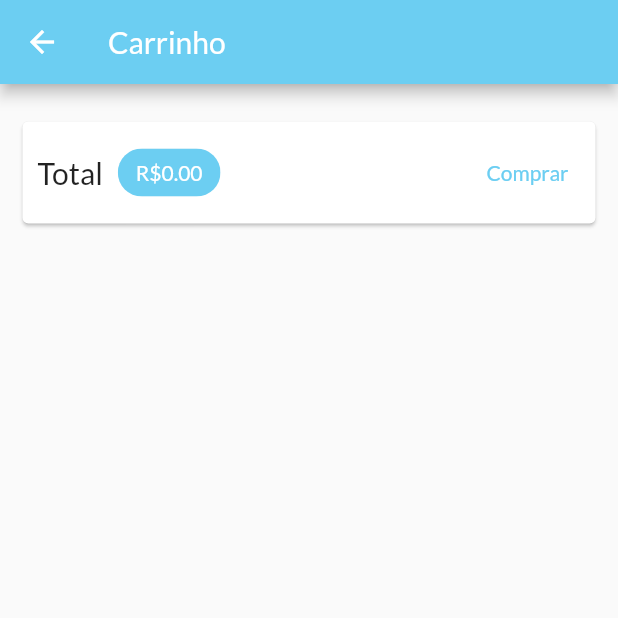
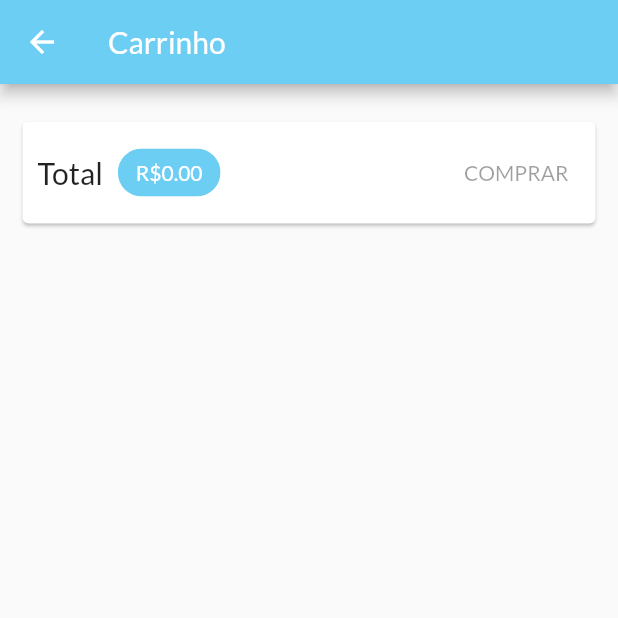
Before and after one commit to renansantos07/learning_flutter, a Flutter app: the CartPage screen opened by its route, on a phone screen of 412 x 824 dp, the top half of it. Run offline on Flutter 3.47's test engine with Material 2 defaults, Android fonts, the phone set to English and light mode, and no system bars; missing offline and left inert: dart:ffi; network calls fail.

```diff
--- /dev/null
+++ b/ryc_shop/lib/components/cart_button.dart
@@ -0,0 +1,41 @@
+import 'package:flutter/material.dart';
+import 'package:flutter/src/widgets/framework.dart';
+import 'package:flutter/src/widgets/placeholder.dart';
+import 'package:provider/provider.dart';
+import 'package:ryc_shop/models/cart.dart';
+import 'package:ryc_shop/models/order_list.dart';
+
+class CartButton extends StatefulWidget {
+  const CartButton({super.key, required this.cart});
+
+  final Cart cart;
+
+  @override
+  State<CartButton> createState() => _CartButtonState();
+}
+
+class _CartButtonState extends State<CartButton> {
+  bool _isLoading = false;
+
+  @override
+  Widget build(BuildContext context) {
+    return _isLoading
+        ? const LinearProgressIndicator()
+        : TextButton(
+            onPressed: widget.cart.itemsCount == 0
+                ? null
+                : () async {
+                    setState(() => _isLoading = true);
+
+                    await Provider.of<OrderList>(
+                      context,
+                      listen: false,
+                    ).addOrder(widget.cart);
+
+                    widget.cart.clear();
+                    setState(() => _isLoading = false);
+                  },
+            child: const Text('COMPRAR'),
+          );
+  }
+}
--- /dev/null
+++ b/ryc_shop/lib/exceptions/http_exception.dart
@@ -0,0 +1,14 @@
+class HttpException implements Exception {
+  final String msg;
+  final int statusCode;
+
+  HttpException({
+    required this.msg,
+    required this.statusCode,
+  });
+
+  @override
+  String toString() {
+    return msg;
+  }
+}
--- a/ryc_shop/lib/models/cart_item.dart
+++ b/ryc_shop/lib/models/cart_item.dart
@@ -3,7 +3,7 @@ class CartItem {
   final String productId;
   final String name;
   final int quantity;
-  final double price;
+  final num price;
 
   CartItem({
     required this.id,
--- a/ryc_shop/lib/pages/cart_page.dart
+++ b/ryc_shop/lib/pages/cart_page.dart
@@ -1,5 +1,6 @@
 import 'package:flutter/material.dart';
 import 'package:provider/provider.dart';
+import 'package:ryc_shop/components/cart_button.dart';
 import 'package:ryc_shop/components/cart_list_item.dart';
 import 'package:ryc_shop/models/cart.dart';
 import 'package:ryc_shop/models/order_list.dart';
@@ -40,17 +41,7 @@ class CartPage extends StatelessWidget {
                     ),
                   ),
                   const Spacer(),
-                  TextButton(
-                    onPressed: () {
-                      Provider.of<OrderList>(
-                        context,
-                        listen: false,
-                      ).addOrder(cart);
-
-                      cart.clear();
-                    },
-                    child: const Text('Comprar'),
-                  ),
+                  CartButton(cart: cart),
                 ],
               ),
             ),
--- /dev/null
+++ b/ryc_shop/lib/utils/constants.dart
@@ -0,0 +1,6 @@
+class Constants {
+  static const productBaseUrl =
+      'https://shop-flutter-5ea1e-default-rtdb.firebaseio.com/products';
+  static const orderBaseUrl =
+      'https://shop-flutter-5ea1e-default-rtdb.firebaseio.com/orders';
+}
--- a/ryc_shop/pubspec.yaml
+++ b/ryc_shop/pubspec.yaml
@@ -32,7 +32,7 @@ dependencies:
     sdk: flutter
   provider: ^6.0.3
   intl: ^0.17.0
-
+  http: ^0.13.5
   # The following adds the Cupertino Icons font to your application.
   # Use with the CupertinoIcons class for iOS style icons.
   cupertino_icons: ^1.0.2
```
Also changed, not shown: ryc_shop/lib/components/product_item.dart (+18 -9 lines), ryc_shop/lib/main.dart (+11 -0 lines), ryc_shop/lib/models/order_list.dart (+65 -3 lines), ryc_shop/lib/models/product.dart (+23 -2 lines), ryc_shop/lib/models/product_list.dart (+86 -9 lines), ryc_shop/lib/pages/order_page.dart (+27 -5 lines), ryc_shop/lib/pages/product_form_page.dart (+33 -6 lines), ryc_shop/lib/pages/product_overview_page.dart (+18 -1 lines), ryc_shop/lib/pages/products_page.dart (+8 -1 lines).
